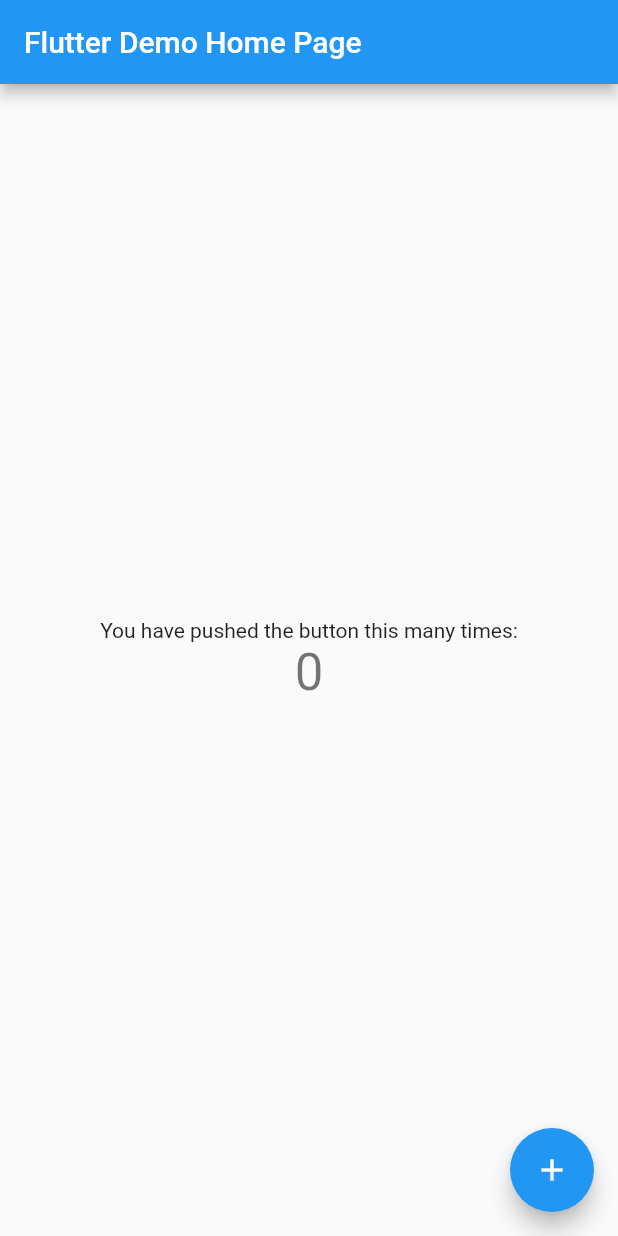
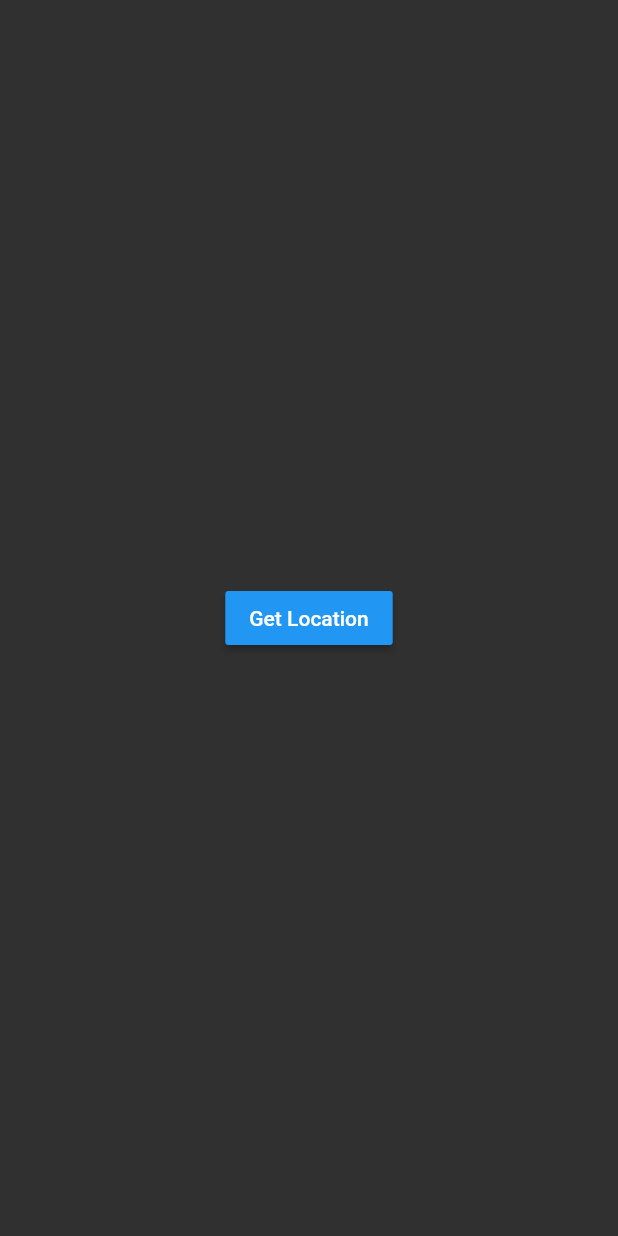
Before and after one commit to juanmendez/learning-flutter.io, a Flutter app: the screen it shows after launch, on a phone screen of 412 x 824 dp. Run offline on Flutter 3.47's test engine with Material 2 defaults, Android fonts, the phone set to English and light mode, and no system bars; our stand-ins replace geolocator.

Commit message:
016: initial geolocation print

```diff
--- a/lib/main.dart
+++ b/lib/main.dart
@@ -1,117 +1,14 @@
 import 'package:flutter/material.dart';
+import 'package:learning_flutter/screens/loading_screen.dart';
 
-void main() {
-  runApp(MyApp());
-}
+void main() => runApp(MyApp());
 
 class MyApp extends StatelessWidget {
-  // This widget is the root of your application.
   @override
   Widget build(BuildContext context) {
     return MaterialApp(
-      title: 'Flutter Demo',
-      theme: ThemeData(
-        // This is the theme of your application.
-        //
-        // Try running your application with "flutter run". You'll see the
-        // application has a blue toolbar. Then, without quitting the app, try
-        // changing the primarySwatch below to Colors.green and then invoke
-        // "hot reload" (press "r" in the console where you ran "flutter run",
-        // or simply save your changes to "hot reload" in a Flutter IDE).
-        // Notice that the counter didn't reset back to zero; the application
-        // is not restarted.
-        primarySwatch: Colors.blue,
-        // This makes the visual density adapt to the platform that you run
-        // the app on. For desktop platforms, the controls will be smaller and
-        // closer together (more dense) than on mobile platforms.
-        visualDensity: VisualDensity.adaptivePlatformDensity,
-      ),
-      home: MyHomePage(title: 'Flutter Demo Home Page'),
+      theme: ThemeData.dark(),
+      home: LoadingScreen(),
     );
   }
 }
-
-class MyHomePage extends StatefulWidget {
-  MyHomePage({Key key, this.title}) : super(key: key);
-
-  // This widget is the home page of your application. It is stateful, meaning
-  // that it has a State object (defined below) that contains fields that affect
-  // how it looks.
-
-  // This class is the configuration for the state. It holds the values (in this
-  // case the title) provided by the parent (in this case the App widget) and
-  // used by the build method of the State. Fields in a Widget subclass are
-  // always marked "final".
-
-  final String title;
-
-  @override
-  _MyHomePageState createState() => _MyHomePageState();
-}
-
-class _MyHomePageState extends State<MyHomePage> {
-  int _counter = 0;
-
-  void _incrementCounter() {
-    setState(() {
-      // This call to setState tells the Flutter framework that something has
-      // changed in this State, which causes it to rerun the build method below
-      // so that the display can reflect the updated values. If we changed
-      // _counter without calling setState(), then the build method would not be
-      // called again, and so nothing would appear to happen.
-      _counter++;
-    });
-  }
-
-  @override
-  Widget build(BuildContext context) {
-    // This method is rerun every time setState is called, for instance as done
-    // by the _incrementCounter method above.
-    //
-    // The Flutter framework has been optimized to make rerunning build methods
-    // fast, so that you can just rebuild anything that needs updating rather
-    // than having to individually change instances of widgets.
-    return Scaffold(
-      appBar: AppBar(
-        // Here we take the value from the MyHomePage object that was created by
-        // the App.build method, and use it to set our appbar title.
-        title: Text(widget.title),
-      ),
-      body: Center(
-        // Center is a layout widget. It takes a single child and positions it
-        // in the middle of the parent.
-        child: Column(
-          // Column is also a layout widget. It takes a list of children and
-          // arranges them vertically. By default, it sizes itself to fit its
-          // children horizontally, and tries to be as tall as its parent.
-          //
-          // Invoke "debug painting" (press "p" in the console, choose the
-          // "Toggle Debug Paint" action from the Flutter Inspector in Android
-          // Studio, or the "Toggle Debug Paint" command in Visual Studio Code)
-          // to see the wireframe for each widget.
-          //
-          // Column has various properties to control how it sizes itself and
-          // how it positions its children. Here we use mainAxisAlignment to
-          // center the children vertically; the main axis here is the vertical
-          // axis because Columns are vertical (the cross axis would be
-          // horizontal).
-          mainAxisAlignment: MainAxisAlignment.center,
-          children: <Widget>[
-            Text(
-              'You have pushed the button this many times:',
-            ),
-            Text(
-              '$_counter',
-              style: Theme.of(context).textTheme.headline4,
-            ),
-          ],
-        ),
-      ),
-      floatingActionButton: FloatingActionButton(
-        onPressed: _incrementCounter,
-        tooltip: 'Increment',
-        child: Icon(Icons.add),
-      ), // This trailing comma makes auto-formatting nicer for build methods.
-    );
-  }
-}
--- /dev/null
+++ b/lib/screens/loading_screen.dart
@@ -0,0 +1,36 @@
+import 'dart:developer';
+
+import 'package:flutter/material.dart';
+import 'package:geolocator/geolocator.dart';
+
+class LoadingScreen extends StatefulWidget {
+  @override
+  _LoadingScreenState createState() => _LoadingScreenState();
+}
+
+class _LoadingScreenState extends State<LoadingScreen> {
+  var location = 'Get Location';
+
+  void getLocation() async {
+    // make sure to select location under simulator, as the default is none.
+    // Android has one already defined, but you can also update the emulator current location
+    final position = await Geolocator().getCurrentPosition(desiredAccuracy: LocationAccuracy.low);
+
+    setState(() {
+      location = position.toString();
+    });
+  }
+
+  @override
+  Widget build(BuildContext context) {
+    return Scaffold(
+      body: Center(
+        child: RaisedButton(
+          color: Colors.blue,
+          onPressed: ()=> getLocation(),
+          child: Text(location),
+        ),
+      ),
+    );
+  }
+}
```
Also changed, not shown: lib/screens/city_screen.dart (added, +50 -0 lines), lib/screens/location_screen.dart (added, +78 -0 lines), lib/services/weather.dart (added, +34 -0 lines), lib/utilities/constants.dart (added, +20 -0 lines), pubspec.yaml (+8 -54 lines), assets/fonts/SpartanMB-Black.otf (added), assets/images/city_background.jpg (added), assets/images/location_background.jpg (added), lib/services/location.dart (added), lib/services/networking.dart (added), 3 other files.
